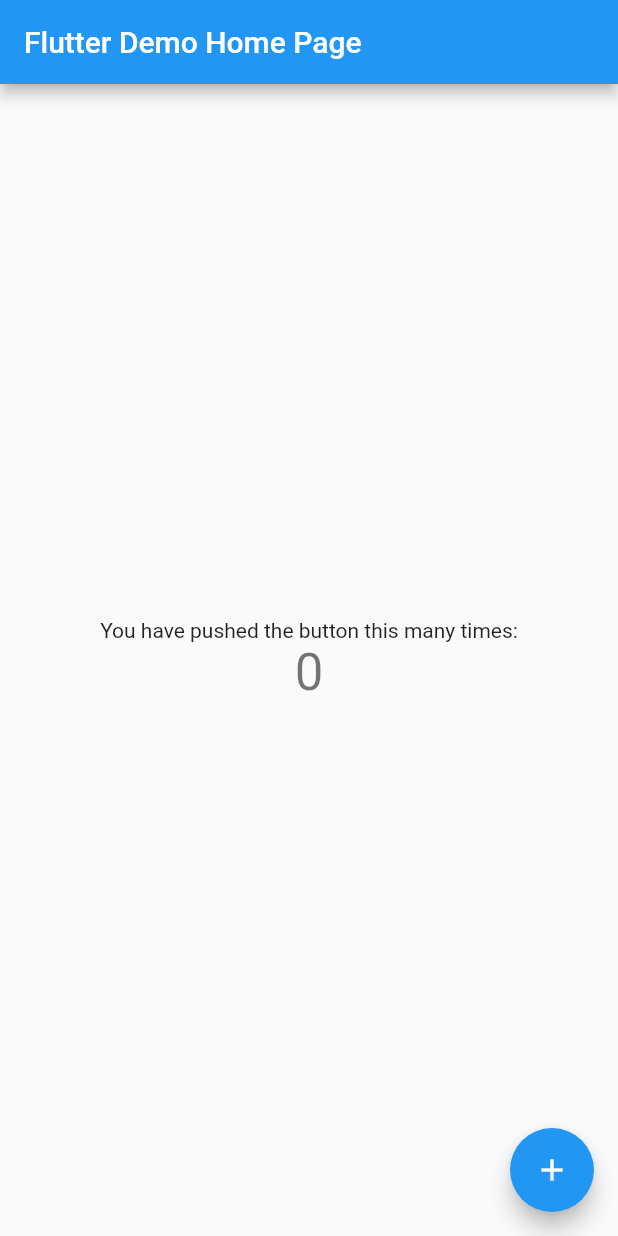
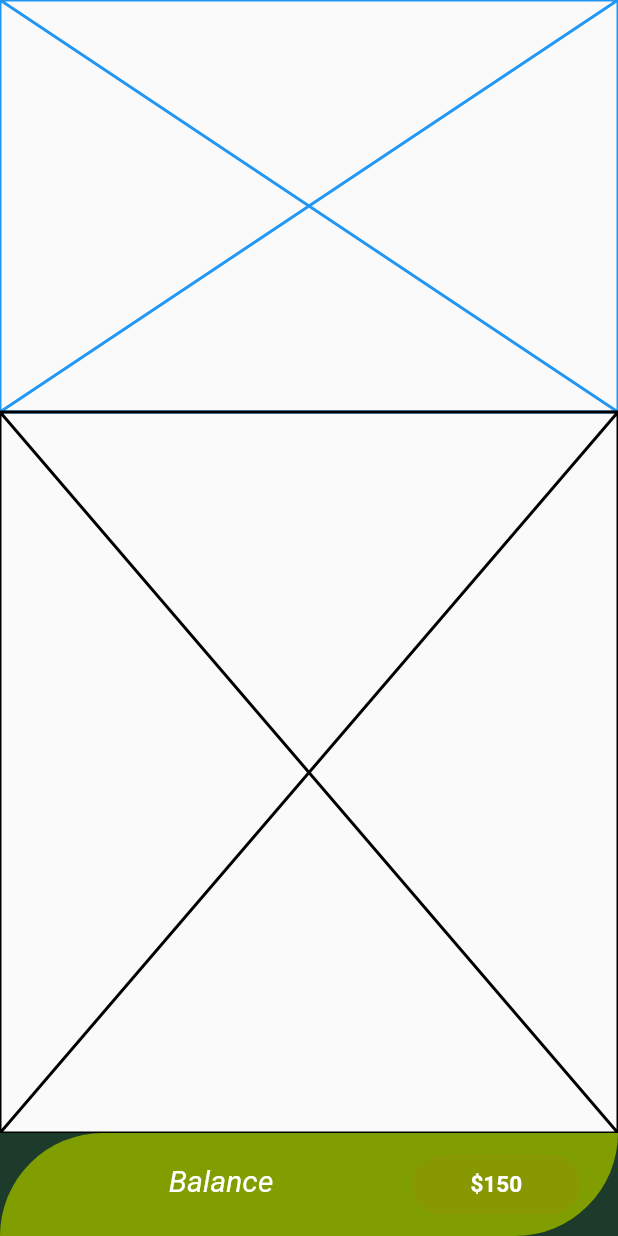
Before and after one commit to cameldjoulako/progressbarcustompaint, a Flutter app: the screen it shows after launch, on a phone screen of 412 x 824 dp. Run offline on Flutter 3.47's test engine with Material 2 defaults, Android fonts, the phone set to English and light mode, and no system bars.

Commit message:
pdate file

```diff
--- a/lib/main.dart
+++ b/lib/main.dart
@@ -10,37 +10,16 @@
   // This widget is the root of your application.
   @override
   Widget build(BuildContext context) {
-    return MaterialApp(
-      title: 'Flutter Demo',
-      theme: ThemeData(
-        // This is the theme of your application.
-        //
-        // Try running your application with "flutter run". You'll see the
-        // application has a blue toolbar. Then, without quitting the app, try
-        // changing the primarySwatch below to Colors.green and then invoke
-        // "hot reload" (press "r" in the console where you ran "flutter run",
-        // or simply save your changes to "hot reload" in a Flutter IDE).
-        // Notice that the counter didn't reset back to zero; the application
-        // is not restarted.
-        primarySwatch: Colors.blue,
-      ),
-      home: const MyHomePage(title: 'Flutter Demo Home Page'),
+    return const MaterialApp(
+      debugShowCheckedModeBanner: false,
+      title: 'Progress bar custum painter',
+      home: MyHomePage(title: 'Progress bar custum painter'),
     );
   }
 }
 
 class MyHomePage extends StatefulWidget {
   const MyHomePage({super.key, required this.title});
-
-  // This widget is the home page of your application. It is stateful, meaning
-  // that it has a State object (defined below) that contains fields that affect
-  // how it looks.
-
-  // This class is the configuration for the state. It holds the values (in this
-  // case the title) provided by the parent (in this case the App widget) and
-  // used by the build method of the State. Fields in a Widget subclass are
-  // always marked "final".
-
   final String title;
 
   @override
@@ -48,68 +27,112 @@
 }
 
 class _MyHomePageState extends State<MyHomePage> {
-  int _counter = 0;
-
-  void _incrementCounter() {
-    setState(() {
-      // This call to setState tells the Flutter framework that something has
-      // changed in this State, which causes it to rerun the build method below
-      // so that the display can reflect the updated values. If we changed
-      // _counter without calling setState(), then the build method would not be
-      // called again, and so nothing would appear to happen.
-      _counter++;
-    });
-  }
-
   @override
   Widget build(BuildContext context) {
-    // This method is rerun every time setState is called, for instance as done
-    // by the _incrementCounter method above.
-    //
-    // The Flutter framework has been optimized to make rerunning build methods
-    // fast, so that you can just rebuild anything that needs updating rather
-    // than having to individually change instances of widgets.
     return Scaffold(
-      appBar: AppBar(
-        // Here we take the value from the MyHomePage object that was created by
-        // the App.build method, and use it to set our appbar title.
-        title: Text(widget.title),
-      ),
-      body: Center(
-        // Center is a layout widget. It takes a single child and positions it
-        // in the middle of the parent.
-        child: Column(
-          // Column is also a layout widget. It takes a list of children and
-          // arranges them vertically. By default, it sizes itself to fit its
-          // children horizontally, and tries to be as tall as its parent.
-          //
-          // Invoke "debug painting" (press "p" in the console, choose the
-          // "Toggle Debug Paint" action from the Flutter Inspector in Android
-          // Studio, or the "Toggle Debug Paint" command in Visual Studio Code)
-          // to see the wireframe for each widget.
-          //
-          // Column has various properties to control how it sizes itself and
-          // how it positions its children. Here we use mainAxisAlignment to
-          // center the children vertically; the main axis here is the vertical
-          // axis because Columns are vertical (the cross axis would be
-          // horizontal).
-          mainAxisAlignment: MainAxisAlignment.center,
-          children: <Widget>[
-            const Text(
-              'You have pushed the button this many times:',
+      /* appBar: AppBar(
+        actions: [
+          IconButton(
+            onPressed: () {},
+            icon: const Icon(
+              Icons.branding_watermark,
+              color: Colors.white,
             ),
-            Text(
-              '$_counter',
-              style: Theme.of(context).textTheme.headline4,
-            ),
-          ],
+          )
+        ],
+        title: Text(
+          widget.title,
+          style: TextStyle(
+            fontSize: 17.0,
+            color: Colors.white,
+          ),
+        ),
+        backgroundColor: const Color(0xFF1d3b2a),
+      ), */
+      body: SafeArea(
+        // ignore: sized_box_for_whitespace
+        child: Container(
+          width: double.infinity,
+          height: double.infinity,
+          child: Column(
+            // ignore: prefer_const_literals_to_create_immutables
+            children: [
+              const Flexible(
+                flex: 4,
+                child: Placeholder(
+                  color: Colors.blue,
+                ),
+              ),
+              const Flexible(
+                flex: 7,
+                child: Placeholder(
+                  color: Colors.black,
+                ),
+              ),
+              Flexible(
+                flex: 1,
+                child: Container(
+                  color: const Color(0xFF1d3b2a),
+                  child: Container(
+                    decoration: BoxDecoration(
+                      color: const Color(0xFF809e00),
+                      borderRadius: BorderRadius.only(
+                        topLeft: Radius.circular(70),
+                        bottomRight: Radius.circular(70),
+                      ),
+                    ),
+                    child: Row(children: [
+                      Expanded(
+                        flex: 2,
+                        child: Padding(
+                          padding: const EdgeInsets.only(left: 20, top: 20),
+                          child: Column(
+                            children: [
+                              Text(
+                                'Balance',
+                                style: TextStyle(
+                                  color: Colors.white,
+                                  fontStyle: FontStyle.italic,
+                                  fontSize: 20,
+                                ),
+                              ),
+                            ],
+                          ),
+                        ),
+                      ),
+                      Expanded(
+                        flex: 1,
+                        child: Padding(
+                          padding: const EdgeInsets.only(right: 25),
+                          child: Container(
+                            width: 10,
+                            height: 40,
+                            decoration: ShapeDecoration(
+                              color: const Color(0xFFd3b2a),
+                              shape: StadiumBorder(),
+                            ),
+                            child: Center(
+                              child: Text(
+                                "\$150",
+                                style: TextStyle(
+                                  fontWeight: FontWeight.bold,
+                                  color: Colors.white,
+                                  fontSize: 15,
+                                ),
+                              ),
+                            ),
+                          ),
+                        ),
+                      ),
+                    ]),
+                  ),
+                ),
+              ),
+            ],
+          ),
         ),
       ),
-      floatingActionButton: FloatingActionButton(
-        onPressed: _incrementCounter,
-        tooltip: 'Increment',
-        child: const Icon(Icons.add),
-      ), // This trailing comma makes auto-formatting nicer for build methods.
+      // This trailing comma makes auto-formatting nicer for build methods.
     );
   }
 }
```
